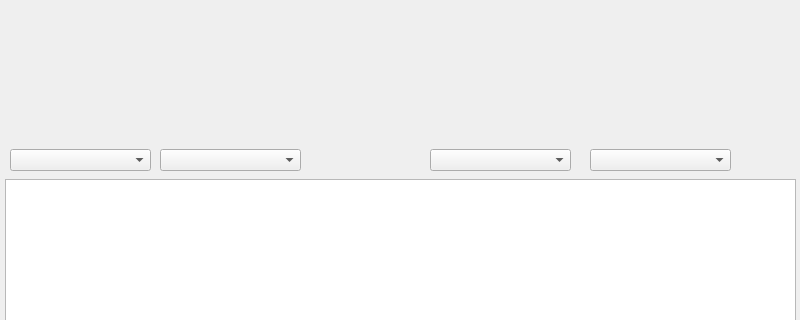
First picture: the form in UIs/jobs_window.ui, repository grassmeight/Source-System, before the edit; both pictures show x 0 to 800 and y 141 to 461 of the 800 by 600 pixel window.
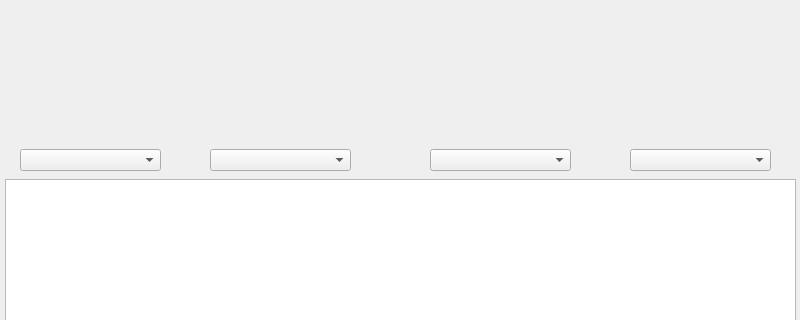
Second picture: the form after the edit.

Commit message: Adding the ability to display a DataFrame

Patch:
```diff
--- a/UIs/jobs_window.ui
+++ b/UIs/jobs_window.ui
@@ -17,7 +17,7 @@
    <widget class="QComboBox" name="comboBox">
     <property name="geometry">
      <rect>
-      <x>10</x>
+      <x>20</x>
       <y>290</y>
       <width>141</width>
       <height>22</height>
@@ -27,7 +27,7 @@
    <widget class="QComboBox" name="comboBox_2">
     <property name="geometry">
      <rect>
-      <x>160</x>
+      <x>210</x>
       <y>290</y>
       <width>141</width>
       <height>22</height>
@@ -47,7 +47,7 @@
    <widget class="QComboBox" name="comboBox_4">
     <property name="geometry">
      <rect>
-      <x>590</x>
+      <x>630</x>
       <y>290</y>
       <width>141</width>
       <height>22</height>
```
The commit also changes 1 other file.
